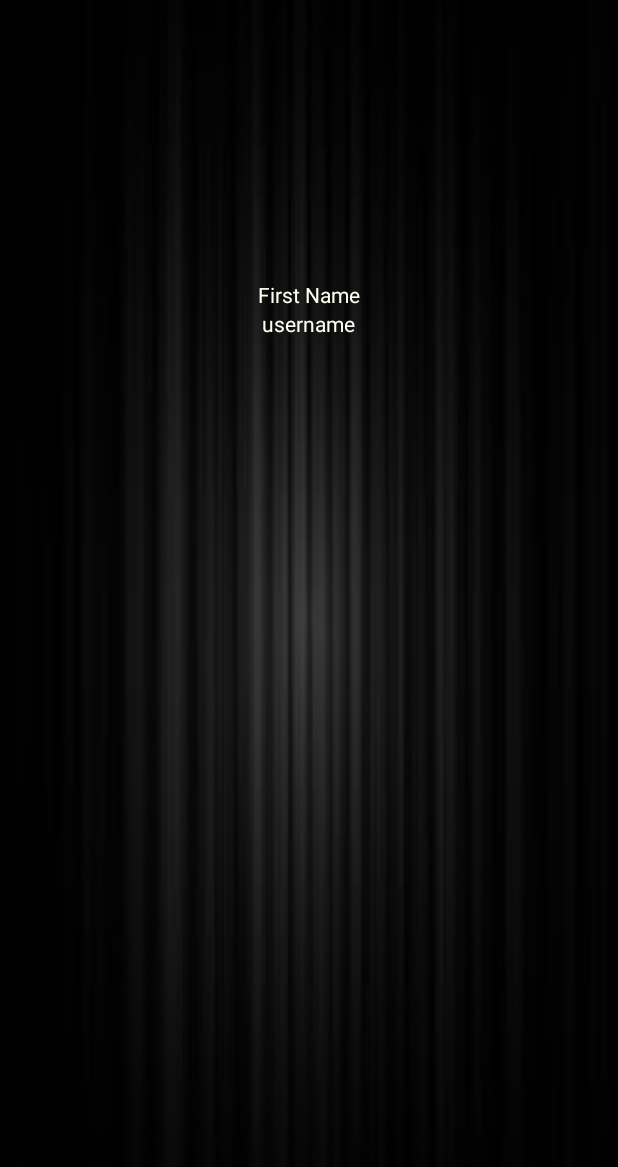
After one commit to vanya-dimitrova/PhotoWorld, an Android app: the layout activity_profile.xml on its own in the app's theme, with its tools: preview values and no code run, on a phone screen of 412 x 824 dp. The commit adds this screen. Shown: the top 1167 px of the screen. Run offline under Robolectric (Android 15) with nearby library versions, the phone set to English and light mode, and no system bars.

Commit message:
Added profile activity & bundle to register button

```diff
--- /dev/null
+++ b/app/src/main/java/com/example/user/photoworld/ProfileActivity.java
@@ -0,0 +1,20 @@
+package com.example.user.photoworld;
+
+import android.os.Bundle;
+import android.support.v7.app.AppCompatActivity;
+import android.widget.TextView;
+
+import com.example.user.photoworld.model.User;
+
+public class ProfileActivity extends AppCompatActivity{
+
+    @Override
+    protected void onCreate(Bundle savedInstanceState) {
+        super.onCreate(savedInstanceState);
+        setContentView(R.layout.activity_profile);
+
+        User user = (User) getIntent().getExtras().getSerializable("user");
+        TextView textView = (TextView) findViewById(R.id.profile_name);
+        textView.setText(user.getUserName());
+    }
+}
--- a/app/src/main/java/com/example/user/photoworld/RegisterActivity.java
+++ b/app/src/main/java/com/example/user/photoworld/RegisterActivity.java
@@ -6,6 +6,8 @@ import android.support.v7.app.AppCompatActivity;
 import android.view.View;
 import android.widget.Button;
 import android.widget.EditText;
+
+import com.example.user.photoworld.model.User;
 
 public class RegisterActivity extends AppCompatActivity {
 
@@ -32,8 +34,15 @@ public class RegisterActivity extends AppCompatActivity {
             @Override
             public void onClick(View v) {
                 if(isValidData()) {
+
+                    User user = new User(name.getText().toString(), username.getText().toString(), email.getText().toString(), password.getText().toString(), true);
                     //add user
+
                     Intent intent = new Intent(RegisterActivity.this, GalleryView.class);
+                    Bundle userInfo = new Bundle();
+                    userInfo.putSerializable("user", user);
+                    intent.putExtras(userInfo);
+
                     RegisterActivity.this.startActivity(intent);
                     finish();
                 }
--- a/app/src/main/java/com/example/user/photoworld/model/PhotoWorld.java
+++ b/app/src/main/java/com/example/user/photoworld/model/PhotoWorld.java
@@ -69,7 +69,7 @@ public class PhotoWorld {
 	private boolean checkEmail(String email) {
 		if (!this.users.isEmpty()) {
 			for (User user : this.users.values()) {
-				if (user.getEmail() == email) {
+				if (user.getEmail().equals(email)) {
 					return true;
 				}
 			}
@@ -196,7 +196,7 @@ public class PhotoWorld {
 			for (Iterator<Photo> itPhoto = this.photos.get(category).iterator(); itPhoto.hasNext();) {
 				Photo photoCopy = itPhoto.next();
 				byPopularity.add(photoCopy);
-			} //
+			}
 			for (Photo photo : byPopularity) {
 				//TODO appropriate visualization code
 			}
--- a/app/src/main/java/com/example/user/photoworld/model/User.java
+++ b/app/src/main/java/com/example/user/photoworld/model/User.java
@@ -1,12 +1,13 @@
 package com.example.user.photoworld.model;
 
 import java.io.File;
+import java.io.Serializable;
 import java.util.ArrayList;
 import java.util.Calendar;
 import java.util.HashSet;
 import java.util.Stack;
 
-public class User {
+public class User implements Serializable{
 
 	private final String username;
 	private final String email;
@@ -32,6 +33,14 @@ public class User {
 		this.name = name;
 		beNotified = true;
 		madeComments = new ArrayList<>();
+	}
+
+	public String getUserName() {
+		return this.username;
+	}
+
+	public String getPassword() {
+		return this.password;
 	}
 
 	public String getEmail(){
@@ -101,12 +110,4 @@ public class User {
 		// TODO
 		//check if address value is null
 	}
-
-	public String getUserName() {
-		return this.username;
-	}
-
-	public String getPassword() {
-		return this.password;
-	}
 }
--- /dev/null
+++ b/app/src/main/res/layout/activity_profile.xml
@@ -0,0 +1,114 @@
+<?xml version="1.0" encoding="utf-8"?>
+<LinearLayout xmlns:android="http://schemas.android.com/apk/res/android"
+    android:orientation="vertical" android:layout_width="match_parent"
+    android:layout_height="match_parent"
+    android:background="@drawable/background">
+
+    <LinearLayout
+        android:layout_width="match_parent"
+        android:layout_height="match_parent"
+        android:orientation="vertical"
+        android:background="@color/colorTransparent">
+
+        <LinearLayout
+            android:layout_width="match_parent"
+            android:layout_height="0dp"
+            android:layout_weight="1"
+            android:orientation="vertical"
+            android:gravity="center">
+
+            <ImageView
+                android:id="@+id/profile_picture"
+                android:layout_width="wrap_content"
+                android:layout_height="wrap_content"/>
+
+            <TextView
+                android:id="@+id/profile_name"
+                android:layout_width="wrap_content"
+                android:layout_height="wrap_content"
+                android:textColor="@color/colorWhitish"
+                android:text="First Name"/>
+
+            <TextView
+                android:id="@+id/username"
+                android:layout_width="wrap_content"
+                android:layout_height="wrap_content"
+                android:textColor="@color/colorWhitish"
+                android:text="username"/>
+
+        </LinearLayout>
+
+        <LinearLayout
+            android:layout_width="match_parent"
+            android:layout_height="0dp"
+            android:layout_weight="1"
+            android:orientation="vertical">
+
+            <LinearLayout
+                android:layout_width="match_parent"
+                android:layout_height="wrap_content"
+                android:orientation="horizontal">
+
+                <ImageView
+                    android:layout_width="0dp"
+                    android:layout_weight="1"
+                    android:layout_height="wrap_content"/>
+
+                <TextView
+                    android:layout_width="0dp"
+                    android:layout_weight="4"
+                    android:layout_height="wrap_content"
+                    android:textColor="@color/colorWhitish"/>
+
+            </LinearLayout>
+
+            <LinearLayout
+                android:layout_width="match_parent"
+                android:layout_height="wrap_content"
+                android:orientation="horizontal">
+
+                <ImageView
+                    android:layout_width="wrap_content"
+                    android:layout_height="wrap_content"/>
+
+                <TextView
+                    android:layout_width="wrap_content"
+                    android:layout_height="wrap_content"
+                    android:textColor="@color/colorWhitish"/>
+
+            </LinearLayout>
+
+            <LinearLayout
+                android:layout_width="match_parent"
+                android:layout_height="wrap_content"
+                android:orientation="horizontal">
+
+                <ImageView
+                    android:layout_width="wrap_content"
+                    android:layout_height="wrap_content"/>
+
+                <TextView
+                    android:layout_width="wrap_content"
+                    android:layout_height="wrap_content"
+                    android:textColor="@color/colorWhitish"/>
+
+            </LinearLayout>
+
+            <LinearLayout
+                android:layout_width="match_parent"
+                android:layout_height="wrap_content"
+                android:orientation="horizontal">
+
+                <ImageView
+                    android:layout_width="wrap_content"
+                    android:layout_height="wrap_content"/>
+
+                <TextView
+                    android:layout_width="wrap_content"
+                    android:layout_height="wrap_content"
+                    android:textColor="@color/colorWhitish"/>
+
+            </LinearLayout>
+        </LinearLayout>
+    </LinearLayout>
+</LinearLayout>
--- a/app/src/main/res/values/colors.xml
+++ b/app/src/main/res/values/colors.xml
@@ -1,8 +1,9 @@
 <?xml version="1.0" encoding="utf-8"?>
 <resources>
-    <color name="colorPrimary">#d4c4ab</color>
+    <color name="colorPrimary">#D4C4AB</color>
     <color name="colorPrimaryDark">#303F9F</color>
     <color name="colorAccent">#FF4081</color>
     <color name="colorWhitish">#FFFFF0</color>
     <color name="colorTransparent">#80000000</color>
+    <color name="colorDarkBackground">#C1000000</color>
 </resources>
```
